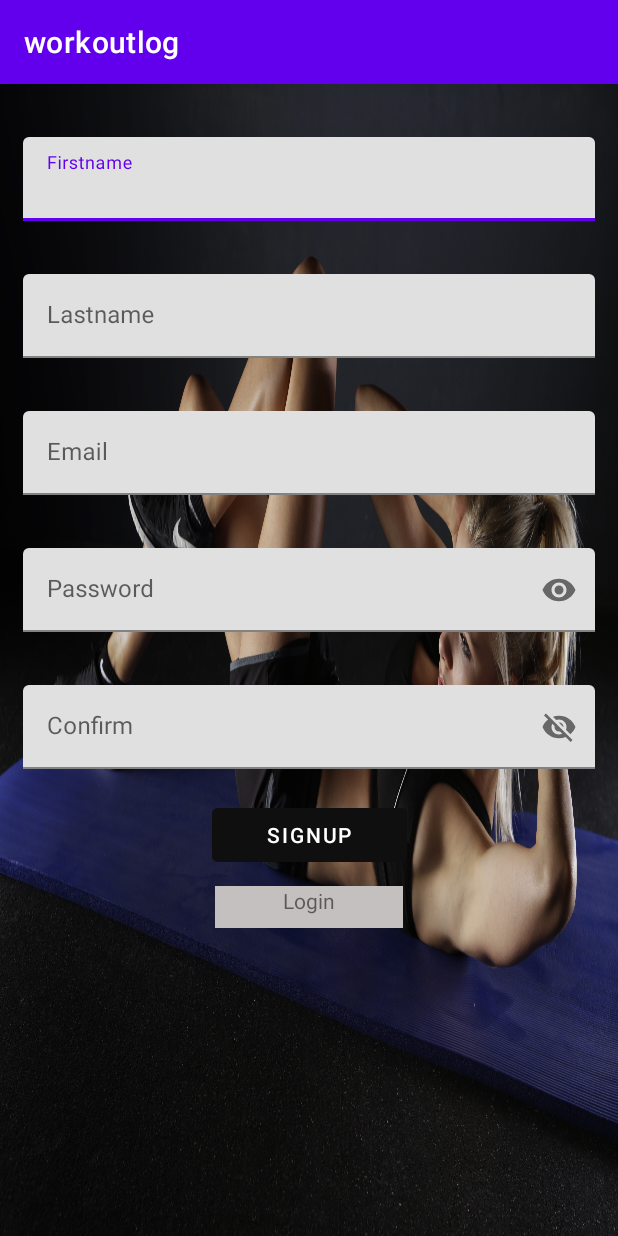
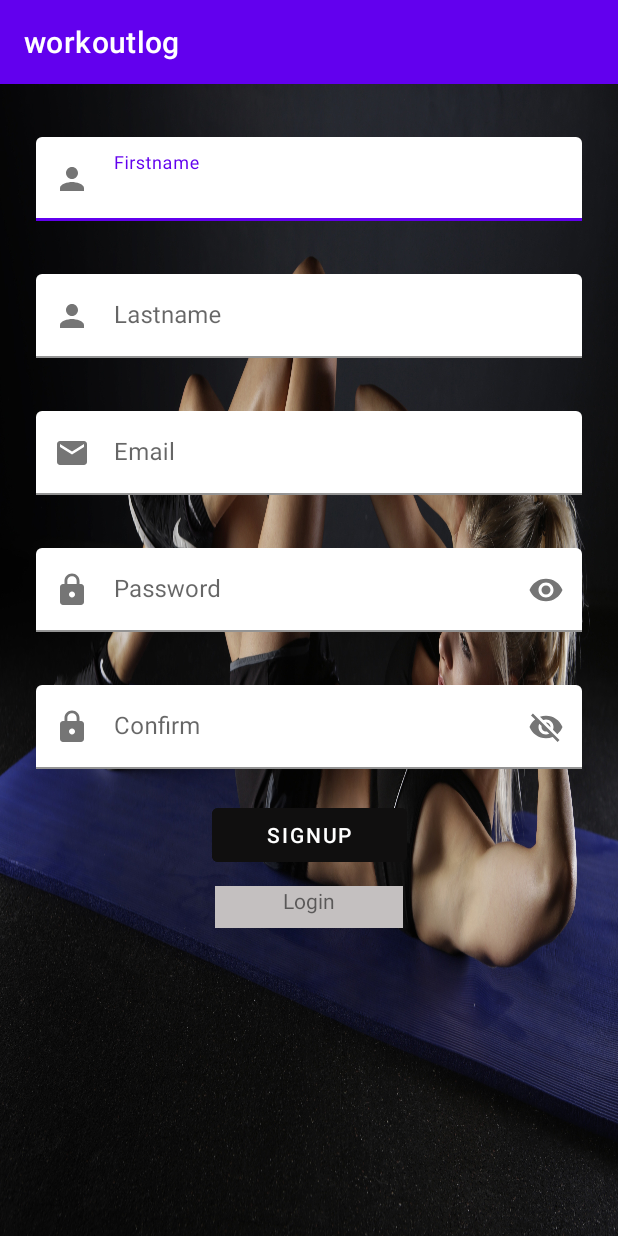
Before and after one commit to Sharonanota/workoutlog, an Android app: the SignUpActivity screen opened directly, with no data from a screen before it, on a phone screen of 412 x 824 dp. Run offline under Robolectric (Android 15) with nearby library versions, the phone set to English and light mode, and no system bars.

```diff
--- a/app/src/main/java/com/siara/workoutlog/LoginActivity.kt
+++ b/app/src/main/java/com/siara/workoutlog/LoginActivity.kt
@@ -26,7 +26,7 @@ class LoginActivity : AppCompatActivity() {
         tvSignUp = findViewById(R.id.tvSignUp)
         btnLogin = findViewById(R.id.btnLogIn)
 
-        btnLogin.setOnClickListener {
+        tvSignUp.setOnClickListener {
             val intent = Intent(this, SignUpActivity::class.java)
             startActivity(intent)
         }
--- /dev/null
+++ b/app/src/main/res/drawable/ic_baseline_email_24.xml
@@ -0,0 +1,5 @@
+<vector android:height="24dp" android:tint="#1CC19D"
+    android:viewportHeight="24" android:viewportWidth="24"
+    android:width="24dp" xmlns:android="http://schemas.android.com/apk/res/android">
+    <path android:fillColor="@android:color/white" android:pathData="M20,4L4,4c-1.1,0 -1.99,0.9 -1.99,2L2,18c0,1.1 0.9,2 2,2h16c1.1,0 2,-0.9 2,-2L22,6c0,-1.1 -0.9,-2 -2,-2zM20,8l-8,5 -8,-5L4,6l8,5 8,-5v2z"/>
+</vector>
--- /dev/null
+++ b/app/src/main/res/drawable/ic_baseline_lock_24.xml
@@ -0,0 +1,5 @@
+<vector android:height="24dp" android:tint="#1CC19D"
+    android:viewportHeight="24" android:viewportWidth="24"
+    android:width="24dp" xmlns:android="http://schemas.android.com/apk/res/android">
+    <path android:fillColor="@android:color/white" android:pathData="M18,8h-1L17,6c0,-2.76 -2.24,-5 -5,-5S7,3.24 7,6v2L6,8c-1.1,0 -2,0.9 -2,2v10c0,1.1 0.9,2 2,2h12c1.1,0 2,-0.9 2,-2L20,10c0,-1.1 -0.9,-2 -2,-2zM12,17c-1.1,0 -2,-0.9 -2,-2s0.9,-2 2,-2 2,0.9 2,2 -0.9,2 -2,2zM15.1,8L8.9,8L8.9,6c0,-1.71 1.39,-3.1 3.1,-3.1 1.71,0 3.1,1.39 3.1,3.1v2z"/>
+</vector>
--- /dev/null
+++ b/app/src/main/res/drawable/ic_baseline_person_24.xml
@@ -0,0 +1,5 @@
+<vector android:height="24dp" android:tint="#1CC19D"
+    android:viewportHeight="24" android:viewportWidth="24"
+    android:width="24dp" xmlns:android="http://schemas.android.com/apk/res/android">
+    <path android:fillColor="@android:color/white" android:pathData="M12,12c2.21,0 4,-1.79 4,-4s-1.79,-4 -4,-4 -4,1.79 -4,4 1.79,4 4,4zM12,14c-2.67,0 -8,1.34 -8,4v2h16v-2c0,-2.66 -5.33,-4 -8,-4z"/>
+</vector>
--- a/app/src/main/res/layout/activity_sign_up.xml
+++ b/app/src/main/res/layout/activity_sign_up.xml
@@ -11,13 +11,15 @@
         android:id="@+id/tilFirstName"
         android:layout_width="0dp"
         android:layout_height="wrap_content"
-        android:layout_marginStart="15dp"
+        android:layout_marginStart="24dp"
         android:layout_marginTop="35dp"
-        android:layout_marginEnd="15dp"
+        app:boxBackgroundColor="@android:color/transparent"
+        android:layout_marginEnd="24dp"
         android:textAlignment="textStart"
         app:layout_constraintEnd_toEndOf="parent"
         app:layout_constraintStart_toStartOf="parent"
-        app:layout_constraintTop_toTopOf="parent">
+        app:layout_constraintTop_toTopOf="parent"
+        app:startIconDrawable="@drawable/ic_baseline_person_24">
 
         <com.google.android.material.textfield.TextInputEditText
             android:id="@+id/etFirstname"
@@ -30,9 +32,11 @@
         android:id="@+id/tilLastname"
         android:layout_width="0dp"
         android:layout_height="wrap_content"
-        android:layout_marginStart="15dp"
+        android:layout_marginStart="24dp"
         android:layout_marginTop="35dp"
-        android:layout_marginEnd="15dp"
+        app:startIconDrawable="@drawable/ic_baseline_person_24"
+        app:boxBackgroundColor="@android:color/transparent"
+        android:layout_marginEnd="24dp"
         app:layout_constraintEnd_toEndOf="parent"
         app:layout_constraintStart_toStartOf="parent"
         app:layout_constraintTop_toBottomOf="@+id/tilFirstName">
@@ -49,9 +53,11 @@
         android:id="@+id/tilEmail"
         android:layout_width="0dp"
         android:layout_height="wrap_content"
-        android:layout_marginStart="15dp"
+        android:layout_marginStart="24dp"
+        app:startIconDrawable="@drawable/ic_baseline_email_24"
         android:layout_marginTop="35dp"
-        android:layout_marginEnd="15dp"
+        app:boxBackgroundColor="@android:color/transparent"
+        android:layout_marginEnd="24dp"
         app:layout_constraintEnd_toEndOf="parent"
         app:layout_constraintStart_toStartOf="parent"
         app:layout_constraintTop_toBottomOf="@+id/tilLastname">
@@ -69,9 +75,11 @@
         android:id="@+id/tilPassword"
         android:layout_width="0dp"
         android:layout_height="wrap_content"
-        android:layout_marginStart="15dp"
+        android:layout_marginStart="24dp"
         android:layout_marginTop="35dp"
-        android:layout_marginEnd="15dp"
+        android:layout_marginEnd="24dp"
+        app:boxBackgroundColor="@android:color/transparent"
+        app:startIconDrawable="@drawable/ic_baseline_lock_24"
         app:layout_constraintEnd_toEndOf="parent"
         app:layout_constraintStart_toStartOf="parent"
         app:layout_constraintTop_toBottomOf="@+id/tilEmail"
@@ -90,13 +98,15 @@
         android:id="@+id/Confirm"
         android:layout_width="0dp"
         android:layout_height="wrap_content"
-        android:layout_marginStart="15dp"
+        android:layout_marginStart="24dp"
         android:layout_marginTop="35dp"
-        android:layout_marginEnd="15dp"
+        app:boxBackgroundColor="@android:color/transparent"
+        android:layout_marginEnd="24dp"
         app:layout_constraintEnd_toEndOf="parent"
         app:layout_constraintStart_toStartOf="parent"
         app:layout_constraintTop_toBottomOf="@+id/tilPassword"
-        app:passwordToggleEnabled="true">
+        app:passwordToggleEnabled="true"
+        app:startIconDrawable="@drawable/ic_baseline_lock_24">
 
         <com.google.android.material.textfield.TextInputEditText
             android:id="@+id/etConfirm"
```
